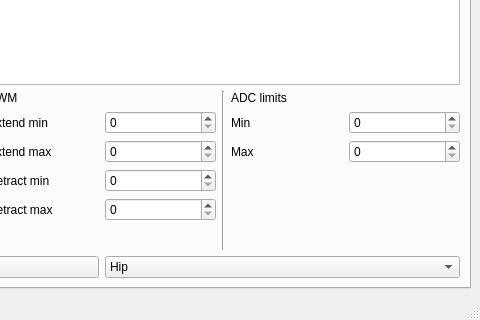
The window that stompy/ui/stompy.ui (braingram/stompy) describes before a commit, drawn with Qt 5; both pictures show x 276 to 756 and y 280 to 600 of the 756 by 600 pixel window.
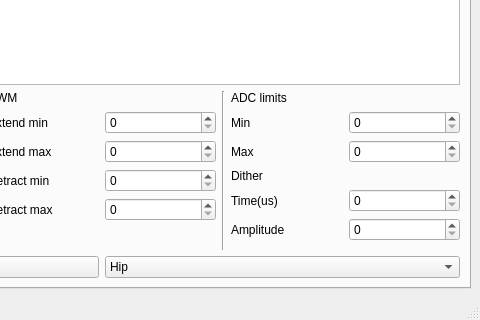
The same window after the commit. Custom widgets are drawn as their Qt base class.

```diff
--- a/stompy/ui/stompy.ui
+++ b/stompy/ui/stompy.ui
@@ -545,6 +545,55 @@
                 </item>
                </layout>
               </item>
+              <item>
+               <widget class="QLabel" name="label_13">
+                <property name="text">
+                 <string>Dither</string>
+                </property>
+               </widget>
+              </item>
+              <item>
+               <layout class="QHBoxLayout" name="horizontalLayout_12">
+                <item>
+                 <widget class="QLabel" name="label_14">
+                  <property name="text">
+                   <string>Time(us)</string>
+                  </property>
+                 </widget>
+                </item>
+                <item>
+                 <widget class="QDoubleSpinBox" name="ditherTimeSpin">
+                  <property name="decimals">
+                   <number>0</number>
+                  </property>
+                  <property name="maximum">
+                   <double>1000000.000000000000000</double>
+                  </property>
+                 </widget>
+                </item>
+               </layout>
+              </item>
+              <item>
+               <layout class="QHBoxLayout" name="horizontalLayout_13">
+                <item>
+                 <widget class="QLabel" name="label_15">
+                  <property name="text">
+                   <string>Amplitude</string>
+                  </property>
+                 </widget>
+                </item>
+                <item>
+                 <widget class="QDoubleSpinBox" name="ditherAmpSpin">
+                  <property name="decimals">
+                   <number>0</number>
+                  </property>
+                  <property name="maximum">
+                   <double>8192.000000000000000</double>
+                  </property>
+                 </widget>
+                </item>
+               </layout>
+              </item>
               <item>
                <spacer name="verticalSpacer_4">
                 <property name="orientation">
```
Left out of the diff: 4 changed lines with no effect on the pictures.
